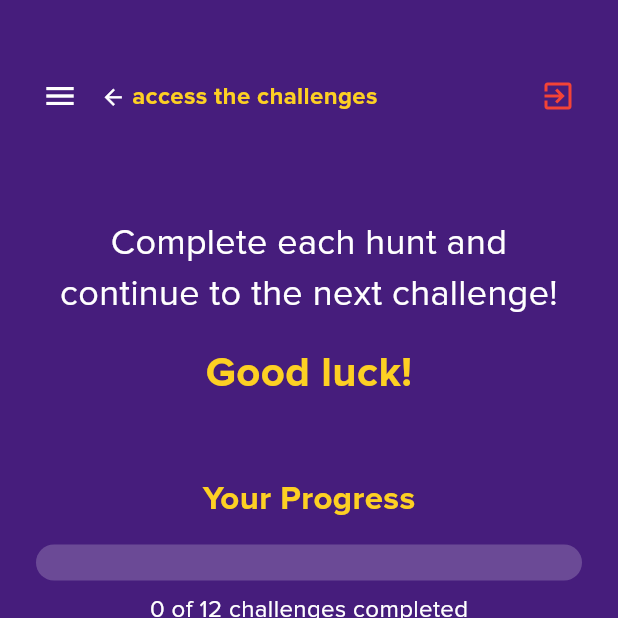
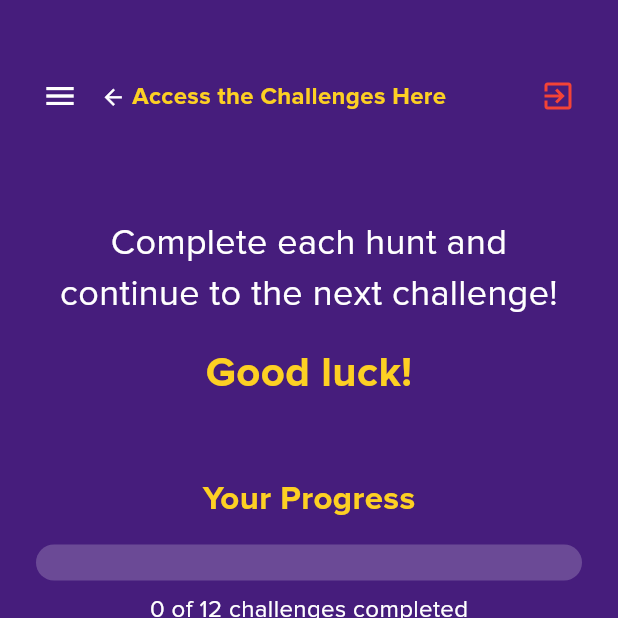
Before and after one commit to maureensanchez99/pft_scavenger_hunt, a Flutter app: the HomePage screen opened directly, on a phone screen of 412 x 824 dp, the top half of it. Run offline on Flutter 3.47's test engine with Material 3 defaults, Android fonts, the phone set to English and light mode, and no system bars; our stand-ins replace confetti.

Commit message:
Added clarifying text to the dashboard page

```diff
--- a/lib/pages/dashboard.dart
+++ b/lib/pages/dashboard.dart
@@ -125,7 +125,7 @@ class _HomePageState extends State<HomePage> {
                           ),
                           const SizedBox(width: 4),
                           Text(
-                            'access the challenges',
+                            'Access the Challenges Here',
                             style: TextStyle(
                               color: lsuGold,
                               fontSize: 16,
```
